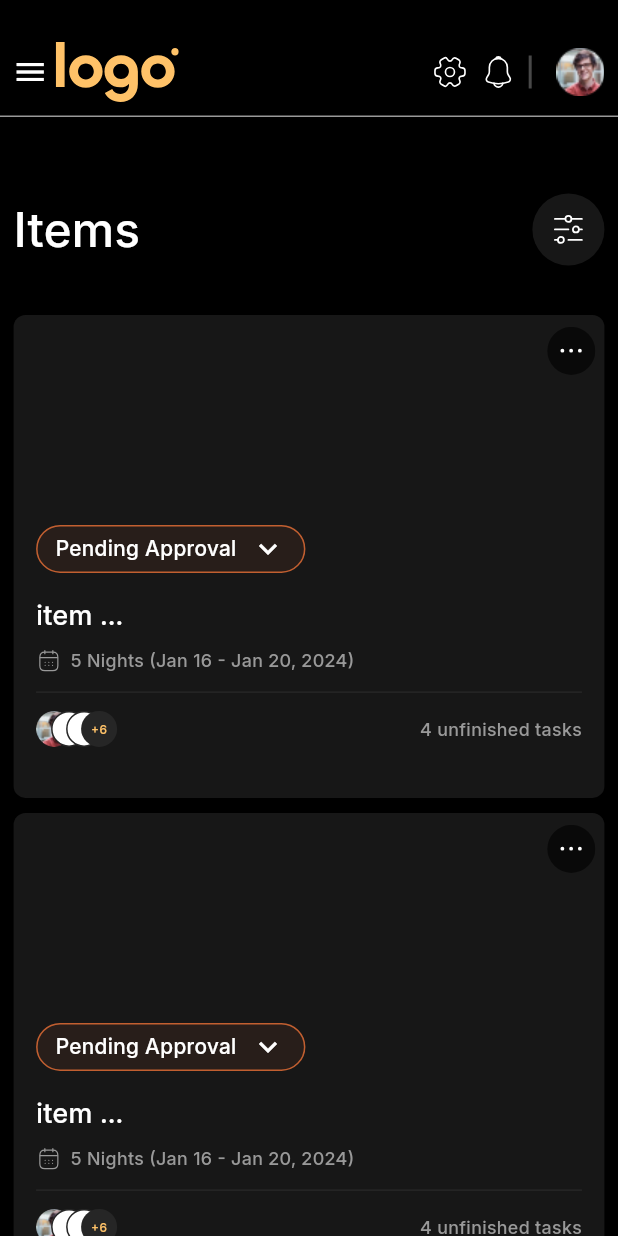
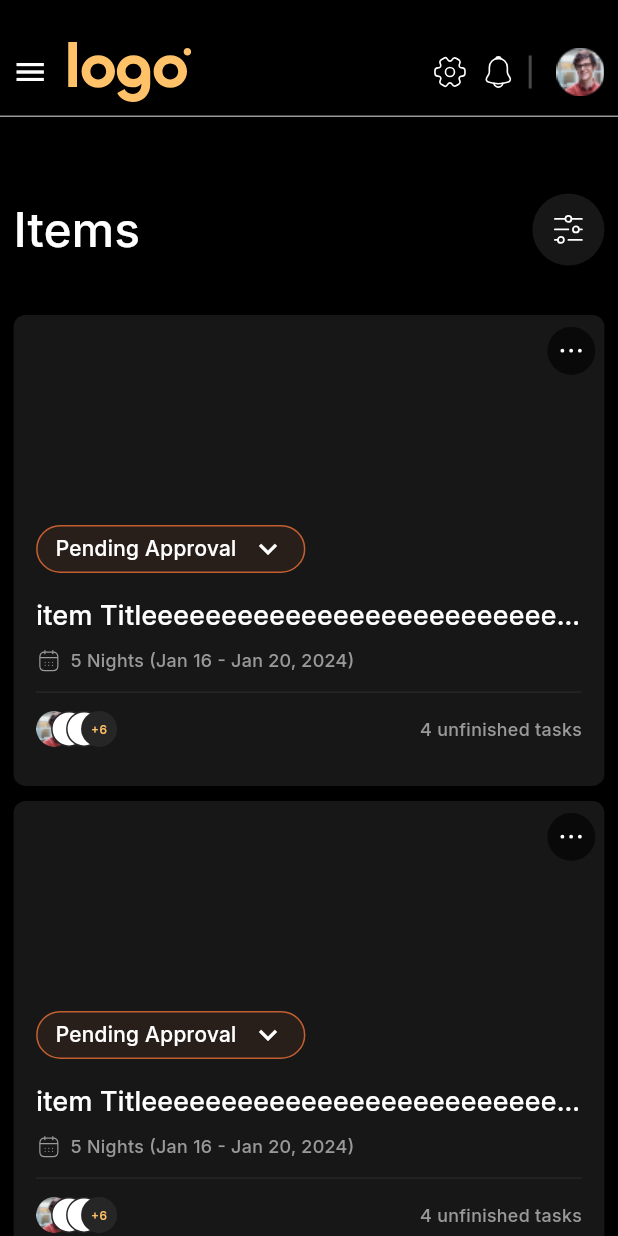
Before and after one commit to devmoaid1/flutter_web_task, a Flutter app: the screen it shows after launch, on a phone screen of 412 x 824 dp. Run offline on Flutter 3.47's test engine with Material 3 defaults, Android fonts, the phone set to English and light mode, and no system bars; our stand-ins replace flutter_svg.

Commit message:
made item title responsive

```diff
--- a/lib/views/widgets/heading_widget.dart
+++ b/lib/views/widgets/heading_widget.dart
@@ -40,6 +40,10 @@ class HeadingWidget extends StatelessWidget {
               const Icon(
                 Icons.menu,
                 color: AppColors.white,
+              ),
+            if (!showOptionsRow)
+              SizedBox(
+                width: constraints.maxWidth * 0.02,
               ),
             if (!showOptionsRow)
               SizedBox(
--- a/lib/views/widgets/item_card.dart
+++ b/lib/views/widgets/item_card.dart
@@ -62,8 +62,10 @@ class ItemCard extends StatelessWidget {
 
                     // Item Title
                     ConstrainedBox(
-                      constraints:
-                          BoxConstraints(maxWidth: constraints.maxWidth * 0.16),
+                      constraints: BoxConstraints(
+                          maxWidth: constraints.maxWidth < 450
+                              ? constraints.maxWidth * 0.9
+                              : constraints.maxWidth * 0.15),
                       child: Text(
                         "item Titleeeeeeeeeeeeeeeeeeeeeeeeeeeeeeeeeeeeeeeeeeeeee",
                         overflow: TextOverflow.ellipsis,
--- a/lib/views/widgets/items_list_widget.dart
+++ b/lib/views/widgets/items_list_widget.dart
@@ -35,7 +35,8 @@ class ItemsListSection extends StatelessWidget {
             crossAxisSpacing: 16,
             mainAxisSpacing: 10,
             crossAxisCount: crossAxisCount,
-            mainAxisExtent: 322, // Adjust item height
+            mainAxisExtent:
+                crossAxisCount != 1 ? 322 : 314, // Adjust item height
           ),
           physics: const NeverScrollableScrollPhysics(),
           itemCount: 8,
```
Also changed, not shown: 1 other file.
